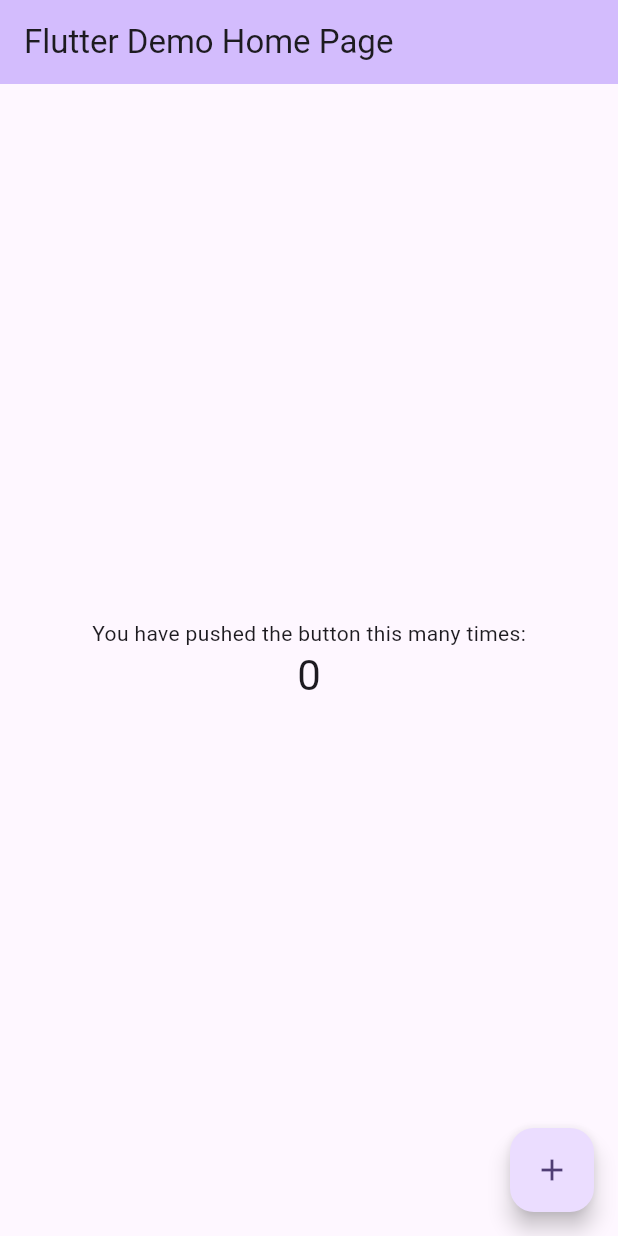
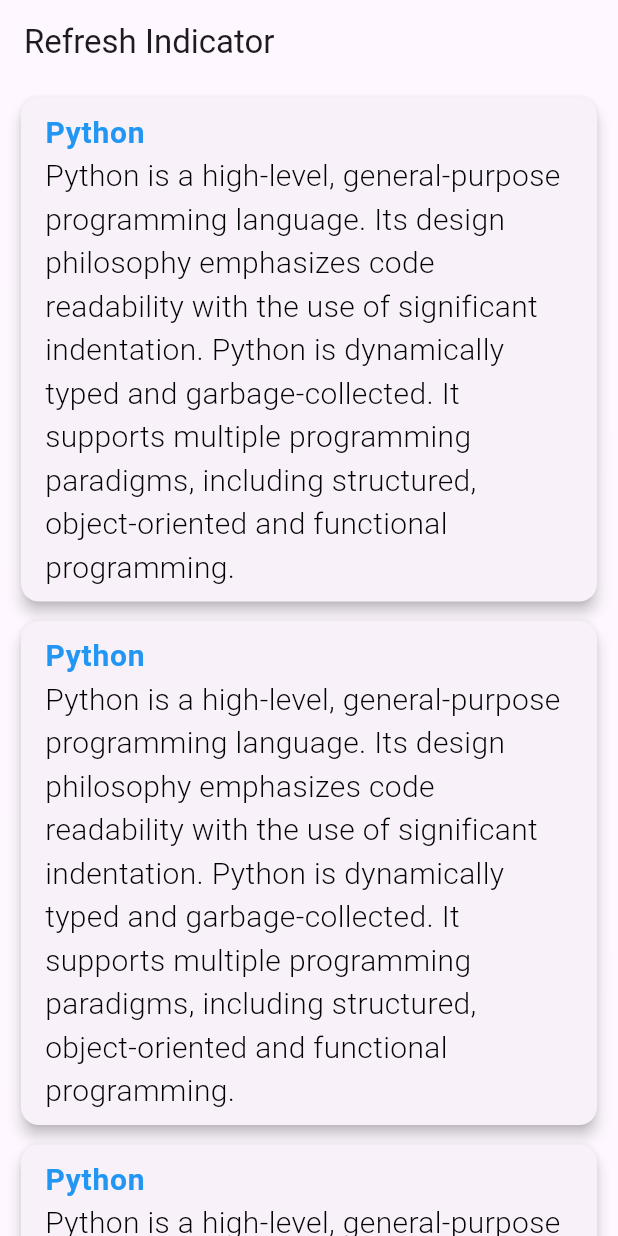
Before and after one commit to Sujoychandradas/Flutter, a Flutter app: the screen it shows after launch, on a phone screen of 412 x 824 dp. Run offline on Flutter 3.47's test engine with Material 2 defaults, Android fonts, the light colour scheme and no system bars.

Commit message:
Refresh Indicator with Snakbar

```diff
--- a/refresh_indicator/analysis_options.yaml
+++ b/refresh_indicator/analysis_options.yaml
@@ -7,7 +7,7 @@
 
 # The following line activates a set of recommended lints for Flutter apps,
 # packages, and plugins designed to encourage good coding practices.
-include: package:flutter_lints/flutter.yaml
+# include: package:flutter_lints/flutter.yaml
 
 linter:
   # The lint rules applied to this project can be customized in the
--- a/refresh_indicator/lib/main.dart
+++ b/refresh_indicator/lib/main.dart
@@ -7,119 +7,104 @@ void main() {
 class MyApp extends StatelessWidget {
   const MyApp({super.key});
 
-  // This widget is the root of your application.
   @override
   Widget build(BuildContext context) {
     return MaterialApp(
       title: 'Flutter Demo',
       theme: ThemeData(
-        // This is the theme of your application.
-        //
-        // TRY THIS: Try running your application with "flutter run". You'll see
-        // the application has a blue toolbar. Then, without quitting the app,
-        // try changing the seedColor in the colorScheme below to Colors.green
-        // and then invoke "hot reload" (save your changes or press the "hot
-        // reload" button in a Flutter-supported IDE, or press "r" if you used
-        // the command line to start the app).
-        //
-        // Notice that the counter didn't reset back to zero; the application
-        // state is not lost during the reload. To reset the state, use hot
-        // restart instead.
-        //
-        // This works for code too, not just values: Most code changes can be
-        // tested with just a hot reload.
         colorScheme: ColorScheme.fromSeed(seedColor: Colors.deepPurple),
         useMaterial3: true,
       ),
-      home: const MyHomePage(title: 'Flutter Demo Home Page'),
+      home: MyHomePage(),
     );
   }
 }
 
 class MyHomePage extends StatefulWidget {
-  const MyHomePage({super.key, required this.title});
-
-  // This widget is the home page of your application. It is stateful, meaning
-  // that it has a State object (defined below) that contains fields that affect
-  // how it looks.
-
-  // This class is the configuration for the state. It holds the values (in this
-  // case the title) provided by the parent (in this case the App widget) and
-  // used by the build method of the State. Fields in a Widget subclass are
-  // always marked "final".
-
-  final String title;
+  const MyHomePage({super.key});
 
   @override
   State<MyHomePage> createState() => _MyHomePageState();
 }
 
 class _MyHomePageState extends State<MyHomePage> {
-  int _counter = 0;
+  Set<Map> languages = {
+    {
+      'language_name': 'Python',
+      'description':
+          'Python is a high-level, general-purpose programming language. Its design philosophy emphasizes code readability with the use of significant indentation. Python is dynamically typed and garbage-collected. It supports multiple programming paradigms, including structured, object-oriented and functional programming.',
+    },
+    {
+      'language_name': 'Python',
+      'description':
+          'Python is a high-level, general-purpose programming language. Its design philosophy emphasizes code readability with the use of significant indentation. Python is dynamically typed and garbage-collected. It supports multiple programming paradigms, including structured, object-oriented and functional programming.',
+    },
+    {
+      'language_name': 'Python',
+      'description':
+          'Python is a high-level, general-purpose programming language. Its design philosophy emphasizes code readability with the use of significant indentation. Python is dynamically typed and garbage-collected. It supports multiple programming paradigms, including structured, object-oriented and functional programming.',
+    },
+    {
+      'language_name': 'Python',
+      'description':
+          'Python is a high-level, general-purpose programming language. Its design philosophy emphasizes code readability with the use of significant indentation. Python is dynamically typed and garbage-collected. It supports multiple programming paradigms, including structured, object-oriented and functional programming.',
+    }
+  };
 
-  void _incrementCounter() {
-    setState(() {
-      // This call to setState tells the Flutter framework that something has
-      // changed in this State, which causes it to rerun the build method below
-      // so that the display can reflect the updated values. If we changed
-      // _counter without calling setState(), then the build method would not be
-      // called again, and so nothing would appear to happen.
-      _counter++;
-    });
+  showSnakBar() {
+    return ScaffoldMessenger.of(context).showSnackBar(SnackBar(
+      content: Text('Refreshed Successfully'),
+    ));
   }
 
   @override
   Widget build(BuildContext context) {
-    // This method is rerun every time setState is called, for instance as done
-    // by the _incrementCounter method above.
-    //
-    // The Flutter framework has been optimized to make rerunning build methods
-    // fast, so that you can just rebuild anything that needs updating rather
-    // than having to individually change instances of widgets.
     return Scaffold(
       appBar: AppBar(
-        // TRY THIS: Try changing the color here to a specific color (to
-        // Colors.amber, perhaps?) and trigger a hot reload to see the AppBar
-        // change color while the other colors stay the same.
-        backgroundColor: Theme.of(context).colorScheme.inversePrimary,
-        // Here we take the value from the MyHomePage object that was created by
-        // the App.build method, and use it to set our appbar title.
-        title: Text(widget.title),
+        title: Text('Refresh Indicator'),
       ),
-      body: Center(
-        // Center is a layout widget. It takes a single child and positions it
-        // in the middle of the parent.
-        child: Column(
-          // Column is also a layout widget. It takes a list of children and
-          // arranges them vertically. By default, it sizes itself to fit its
-          // children horizontally, and tries to be as tall as its parent.
-          //
-          // Column has various properties to control how it sizes itself and
-          // how it positions its children. Here we use mainAxisAlignment to
-          // center the children vertically; the main axis here is the vertical
-          // axis because Columns are vertical (the cross axis would be
-          // horizontal).
-          //
-          // TRY THIS: Invoke "debug painting" (choose the "Toggle Debug Paint"
-          // action in the IDE, or press "p" in the console), to see the
-          // wireframe for each widget.
-          mainAxisAlignment: MainAxisAlignment.center,
-          children: <Widget>[
-            const Text(
-              'You have pushed the button this many times:',
-            ),
-            Text(
-              '$_counter',
-              style: Theme.of(context).textTheme.headlineMedium,
-            ),
-          ],
-        ),
+      body: RefreshIndicator(
+        onRefresh: () {
+          return Future.delayed(Duration(seconds: 3), () {
+            languages.add({
+              'language_name': 'New Language',
+              'description': 'It is a New language'
+            });
+            setState(() {});
+            showSnakBar();
+          });
+        },
+        child: ListView.builder(
+            itemCount: languages.length,
+            itemBuilder: (_, index) {
+              return Padding(
+                padding: EdgeInsets.only(
+                  left: 10,
+                  right: 10,
+                  top: 5,
+                ),
+                child: Card(
+                  elevation: 4,
+                  child: ListTile(
+                    title: Text(
+                      languages.elementAt(index)['language_name'],
+                      style: TextStyle(
+                          fontSize: 20,
+                          color: Colors.blue,
+                          fontWeight: FontWeight.w600),
+                    ),
+                    subtitle: Text(
+                      languages.elementAt(index)['description'],
+                      style: TextStyle(
+                          fontSize: 20,
+                          color: Colors.black,
+                          fontWeight: FontWeight.w300),
+                    ),
+                  ),
+                ),
+              );
+            }),
       ),
-      floatingActionButton: FloatingActionButton(
-        onPressed: _incrementCounter,
-        tooltip: 'Increment',
-        child: const Icon(Icons.add),
-      ), // This trailing comma makes auto-formatting nicer for build methods.
     );
   }
 }
```
